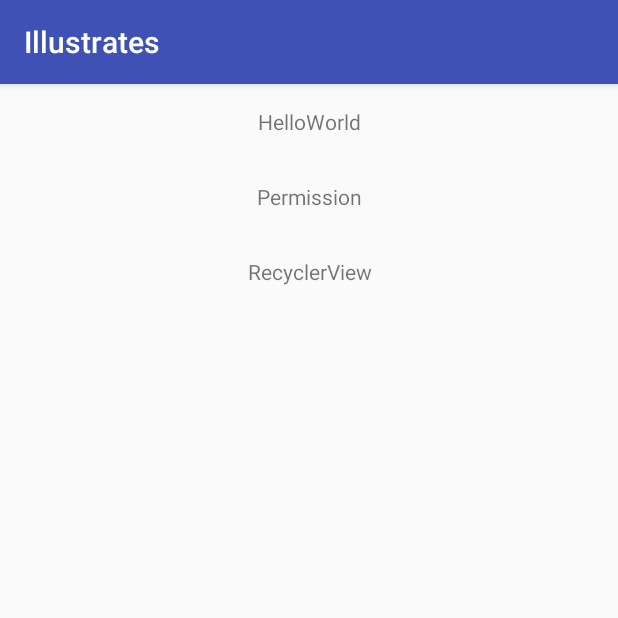
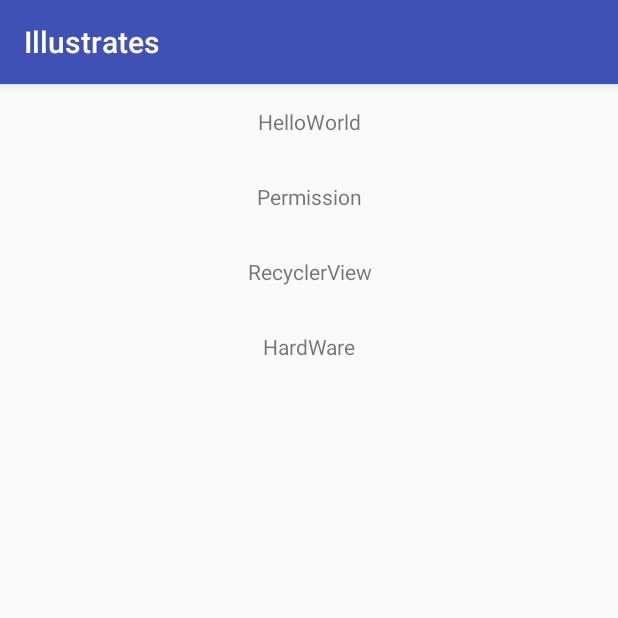
Before and after one commit to listensong/illustrates, an Android app: the screen it shows after launch (MainActivity), on a phone screen of 412 x 824 dp, the top half of it. Run offline under Robolectric (Android 15) with nearby library versions, the phone set to English and light mode, and no system bars.

Commit message:
添加Camera功能
准备添加Camera示例源码，使用surfaceview显示图像

```diff
--- a/app/build.gradle
+++ b/app/build.gradle
@@ -27,5 +27,6 @@ dependencies {
     compile 'com.android.support:appcompat-v7:26.+'
     compile 'com.android.support.constraint:constraint-layout:1.0.2'
     compile 'com.android.support:recyclerview-v7:26.0.0-alpha1'
+    compile 'com.android.support:support-v4:26.+'
     testCompile 'junit:junit:4.12'
 }
--- a/app/src/main/AndroidManifest.xml
+++ b/app/src/main/AndroidManifest.xml
@@ -30,7 +30,9 @@
         </activity>
         <activity android:name=".permission.PermissionActivity" />
         <activity android:name=".hello.HelloActivity" />
-        <activity android:name=".widget.recyclerview.RecyclerViewActivity"/>
+        <activity android:name=".widget.recyclerview.RecyclerViewActivity" />
+        <activity android:name=".hardware.HardWareActivity" />
+        <activity android:name=".hardware.camera1.Camera1Activity"></activity>
     </application>
 
 </manifest>
--- a/app/src/main/java/zms/song/illustrates/MainActivity.java
+++ b/app/src/main/java/zms/song/illustrates/MainActivity.java
@@ -4,6 +4,7 @@ import android.os.Bundle;
 import android.view.View;
 
 import zms.song.illustrates.base.ContainerActivity;
+import zms.song.illustrates.hardware.HardWareActivity;
 import zms.song.illustrates.hello.HelloActivity;
 import zms.song.illustrates.permission.PermissionActivity;
 import zms.song.illustrates.widget.recyclerview.RecyclerViewActivity;
@@ -22,8 +23,9 @@ public class MainActivity extends ContainerActivity implements View.OnClickListe
         pushActivity(R.id.hello_text_view, HelloActivity.class);
         pushActivity(R.id.permission_text_view, PermissionActivity.class);
         pushActivity(R.id.recycler_text_view, RecyclerViewActivity.class);
+        pushActivity(R.id.hw_text_view, HardWareActivity.class);
 
-        initBasicVIew(this);
+        initBasicView(this);
     }
 
     @Override
--- a/app/src/main/java/zms/song/illustrates/base/ContainerActivity.java
+++ b/app/src/main/java/zms/song/illustrates/base/ContainerActivity.java
@@ -28,7 +28,7 @@ public abstract class ContainerActivity extends BaseActivity {
 
     }
 
-    protected void initBasicVIew(View.OnClickListener listener) {
+    protected void initBasicView(View.OnClickListener listener) {
         for (int i = 0; i < mActivitySets.size(); i++) {
             View view = findViewById(mActivitySets.keyAt(i));
             mActivitySets.valueAt(i).setView(view);
--- a/app/src/main/res/layout/activity_main.xml
+++ b/app/src/main/res/layout/activity_main.xml
@@ -34,4 +34,13 @@
         android:text="@string/type_recycler_view"
         android:background="?android:selectableItemBackground"/>
 
+    <TextView
+        android:id="@+id/hw_text_view"
+        android:layout_width="match_parent"
+        android:layout_height="50dp"
+        android:layout_gravity="center"
+        android:gravity="center"
+        android:text="@string/type_hard_ware"
+        android:background="?android:selectableItemBackground"/>
+
 </LinearLayout>
--- a/app/src/main/res/values/strings.xml
+++ b/app/src/main/res/values/strings.xml
@@ -5,5 +5,11 @@
     <string name="type_hello">HelloWorld</string>
     <string name="type_permission">Permission</string>
     <string name="type_recycler_view">RecyclerView</string>
+    <string name="type_hard_ware">HardWare</string>
+    <string name="type_hw_camera1">Camera1</string>
+    <string name="type_hw_camera2">Camera2</string>
+
+    <!-- TODO: Remove or change this placeholder text -->
+    <string name="hello_blank_fragment">Hello blank fragment</string>
 
 </resources>
```
Also changed, not shown: app/src/main/java/zms/song/illustrates/hardware/HardWareActivity.java (added, +31 -0 lines), app/src/main/java/zms/song/illustrates/hardware/camera1/Camera1Activity.java (added, +23 -0 lines), app/src/main/java/zms/song/illustrates/hardware/camera1/Camera1SurfaceViewFragment.java (added, +34 -0 lines), app/src/main/java/zms/song/illustrates/util/Util.java (added, +27 -0 lines), app/src/main/res/layout/activity_camera1.xml (added, +10 -0 lines), app/src/main/res/layout/activity_hard_ware.xml (added, +27 -0 lines), app/src/main/res/layout/fragment_camera1_surface_view.xml (added, +8 -0 lines).
